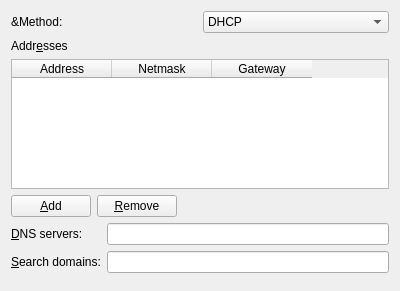
Qt form libs/ui/ipv4.ui (KDE/networkmanagement) before a commit.
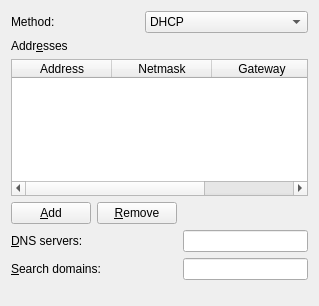
The same form after that commit. Custom widgets are drawn as their Qt base class.

```diff
--- a/libs/ui/ipv4.ui
+++ b/libs/ui/ipv4.ui
@@ -5,8 +5,8 @@
    <rect>
     <x>0</x>
     <y>0</y>
-    <width>400</width>
-    <height>291</height>
+    <width>319</width>
+    <height>306</height>
    </rect>
   </property>
   <property name="windowTitle" >
@@ -18,7 +18,7 @@
      <item>
       <widget class="QLabel" name="label" >
        <property name="text" >
-        <string>&amp;Method:</string>
+        <string>Method:</string>
        </property>
        <property name="buddy" >
         <cstring>kcfg_method</cstring>
@@ -81,22 +81,22 @@
     </widget>
    </item>
    <item>
-    <layout class="QHBoxLayout" name="horizontalLayout_4" >
-     <item>
+    <layout class="QGridLayout" name="gridLayout" >
+     <item row="0" column="0" >
       <widget class="KPushButton" name="btnAddAddress" >
        <property name="text" >
         <string>&amp;Add</string>
        </property>
       </widget>
      </item>
-     <item>
+     <item row="0" column="1" >
       <widget class="KPushButton" name="btnRemoveAddress" >
        <property name="text" >
         <string>&amp;Remove</string>
        </property>
       </widget>
      </item>
-     <item>
+     <item row="0" column="2" >
       <spacer name="horizontalSpacer" >
        <property name="orientation" >
         <enum>Qt::Horizontal</enum>
@@ -109,11 +109,7 @@
        </property>
       </spacer>
      </item>
-    </layout>
-   </item>
-   <item>
-    <layout class="QGridLayout" name="gridLayout" >
-     <item row="0" column="0" >
+     <item row="1" column="0" colspan="2" >
       <widget class="QLabel" name="label_3" >
        <property name="text" >
         <string>&amp;DNS servers:</string>
@@ -123,10 +119,10 @@
        </property>
       </widget>
      </item>
-     <item row="0" column="1" >
+     <item row="1" column="2" >
       <widget class="KLineEdit" name="kcfg_dns" />
      </item>
-     <item row="1" column="0" >
+     <item row="2" column="0" colspan="2" >
       <widget class="QLabel" name="label_4" >
        <property name="text" >
         <string>&amp;Search domains:</string>
@@ -136,7 +132,7 @@
        </property>
       </widget>
      </item>
-     <item row="1" column="1" >
+     <item row="2" column="2" >
       <widget class="KLineEdit" name="kcfg_dnssearch" />
      </item>
     </layout>
```
